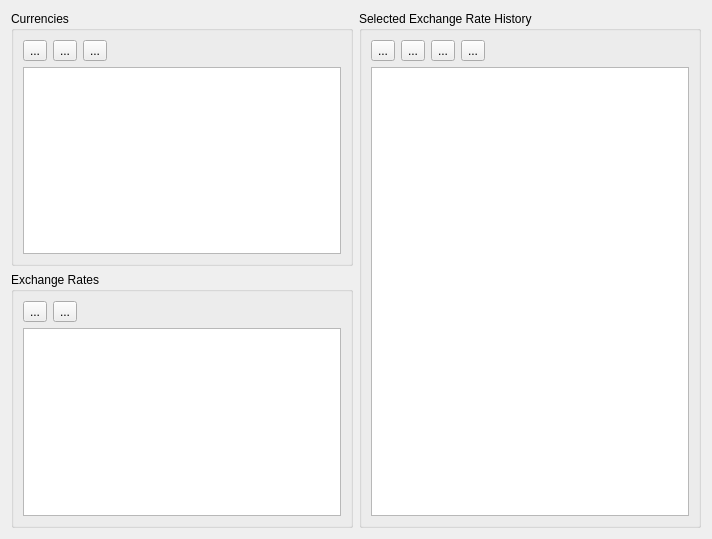
Qt form src/views/ui_files/forms/currency_form.ui (JakubFranek/Kapytal) before a commit.
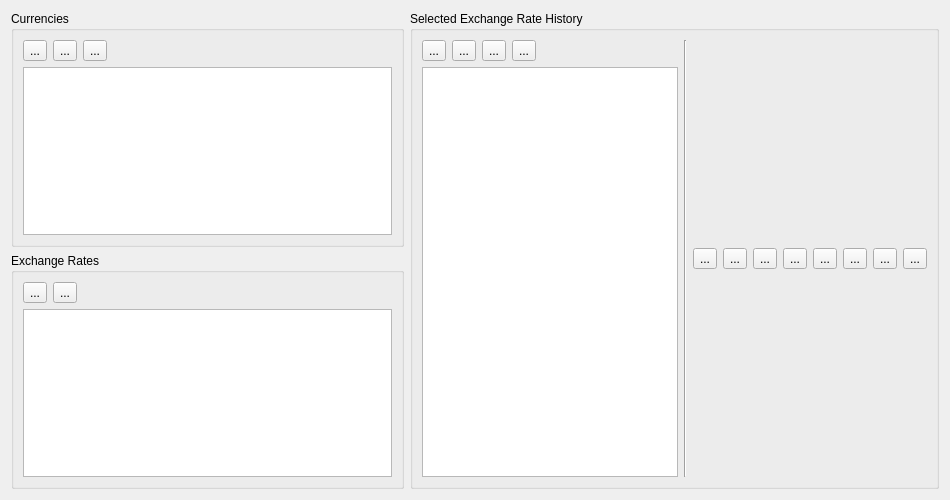
The same form after that commit.

Commit message:
Add Exchange Rate chart to CurrencyForm
Add custom matplotlib navigation toolbar icons.
Change CurrencyTableModel and ExchangeRateTableModel font in code column
to monospace.
Center header text in PayeeTableModel and TagTableModel.

```diff
--- a/src/views/ui_files/forms/currency_form.ui
+++ b/src/views/ui_files/forms/currency_form.ui
@@ -9,8 +9,8 @@
    <rect>
     <x>0</x>
     <y>0</y>
-    <width>712</width>
-    <height>539</height>
+    <width>950</width>
+    <height>500</height>
    </rect>
   </property>
   <property name="windowTitle">
@@ -160,9 +160,11 @@
      <property name="title">
       <string>Selected Exchange Rate History</string>
      </property>
-     <layout class="QVBoxLayout" name="verticalLayout_5">
+     <layout class="QHBoxLayout" name="exchangeRateHistoryGroupBoxHorizontalLayout" stretch="0,0,1">
       <item>
-       <layout class="QHBoxLayout" name="exchangeRateHistoryControlsHorizontalLayout">
+       <layout class="QVBoxLayout" name="exchangeRateHistoryTableVerticalLayout">
+        <item>
+         <layout class="QHBoxLayout" name="exchangeRateHistoryTableControlsHorizontalLayout">
         <item>
          <widget class="QToolButton" name="addRateToolButton">
           <property name="text">
@@ -198,18 +200,22 @@
           </property>
           <property name="sizeHint" stdset="0">
            <size>
-            <width>40</width>
-            <height>20</height>
+              <width>0</width>
+              <height>0</height>
            </size>
           </property>
          </spacer>
         </item>
        </layout>
       </item>
-      <item>
-       <layout class="QHBoxLayout" name="exchangeRateHistoryHorizontalLayout">
         <item>
          <widget class="QTableView" name="exchangeRateHistoryTable">
+          <property name="sizePolicy">
+           <sizepolicy hsizetype="Expanding" vsizetype="Expanding">
+            <horstretch>0</horstretch>
+            <verstretch>0</verstretch>
+           </sizepolicy>
+          </property>
           <property name="selectionBehavior">
            <enum>QAbstractItemView::SelectRows</enum>
           </property>
@@ -229,6 +235,90 @@
         </item>
        </layout>
       </item>
+      <item>
+       <widget class="Line" name="line">
+        <property name="orientation">
+         <enum>Qt::Vertical</enum>
+        </property>
+       </widget>
+      </item>
+      <item>
+       <layout class="QVBoxLayout" name="exchangeRateHistoryChartVerticalLayout">
+        <item>
+         <layout class="QHBoxLayout" name="exchangeRateHistoryChartControlsHorizontalLayout">
+          <item>
+           <widget class="QToolButton" name="homeToolButton">
+            <property name="text">
+             <string>...</string>
+            </property>
+           </widget>
+          </item>
+          <item>
+           <widget class="QToolButton" name="backToolButton">
+            <property name="text">
+             <string>...</string>
+            </property>
+           </widget>
+          </item>
+          <item>
+           <widget class="QToolButton" name="forwardToolButton">
+            <property name="text">
+             <string>...</string>
+            </property>
+           </widget>
+          </item>
+          <item>
+           <widget class="QToolButton" name="panToolButton">
+            <property name="text">
+             <string>...</string>
+            </property>
+           </widget>
+          </item>
+          <item>
+           <widget class="QToolButton" name="zoomToolButton">
+            <property name="text">
+             <string>...</string>
+            </property>
+           </widget>
+          </item>
+          <item>
+           <widget class="QToolButton" name="subplotsToolButton">
+            <property name="text">
+             <string>...</string>
+            </property>
+           </widget>
+          </item>
+          <item>
+           <widget class="QToolButton" name="customizeToolButton">
+            <property name="text">
+             <string>...</string>
+            </property>
+           </widget>
+          </item>
+          <item>
+           <widget class="QToolButton" name="saveToolButton">
+            <property name="text">
+             <string>...</string>
+            </property>
+           </widget>
+          </item>
+          <item>
+           <spacer name="exchangeRateHistoryChartControlsHorizontalSpacer">
+            <property name="orientation">
+             <enum>Qt::Horizontal</enum>
+            </property>
+            <property name="sizeHint" stdset="0">
+             <size>
+              <width>0</width>
+              <height>0</height>
+             </size>
+            </property>
+           </spacer>
+          </item>
+         </layout>
+        </item>
+       </layout>
+      </item>
      </layout>
     </widget>
    </item>
```
Lines whose indentation alone changed are shown as unchanged. The commit also changes 17 other files.
